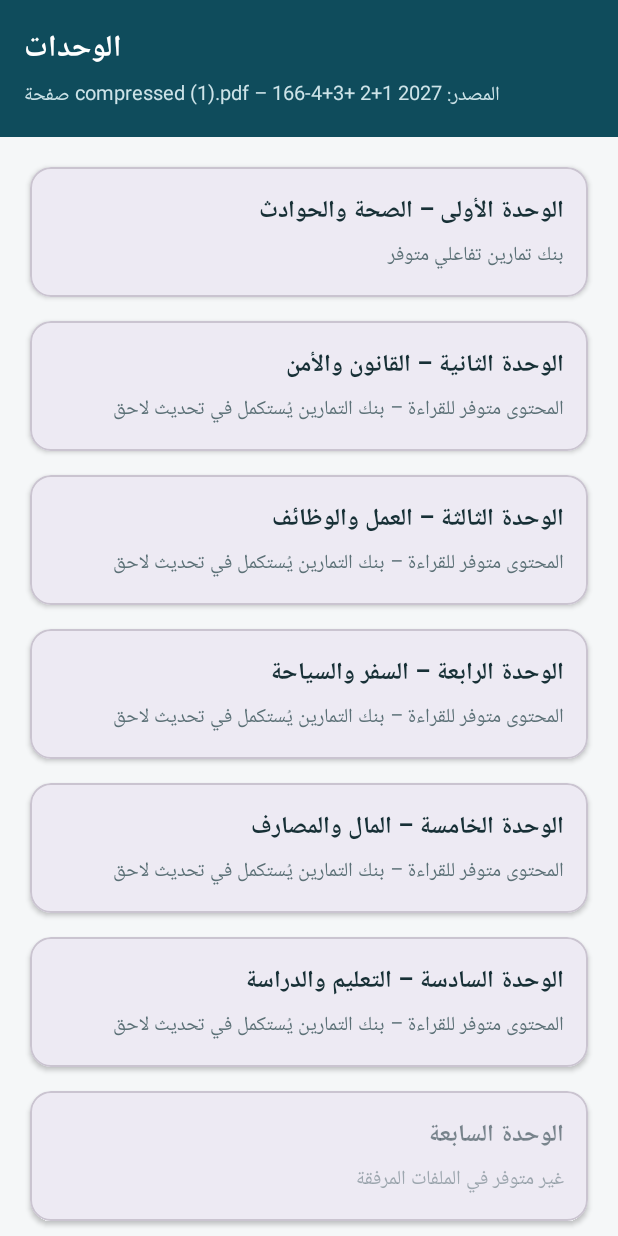
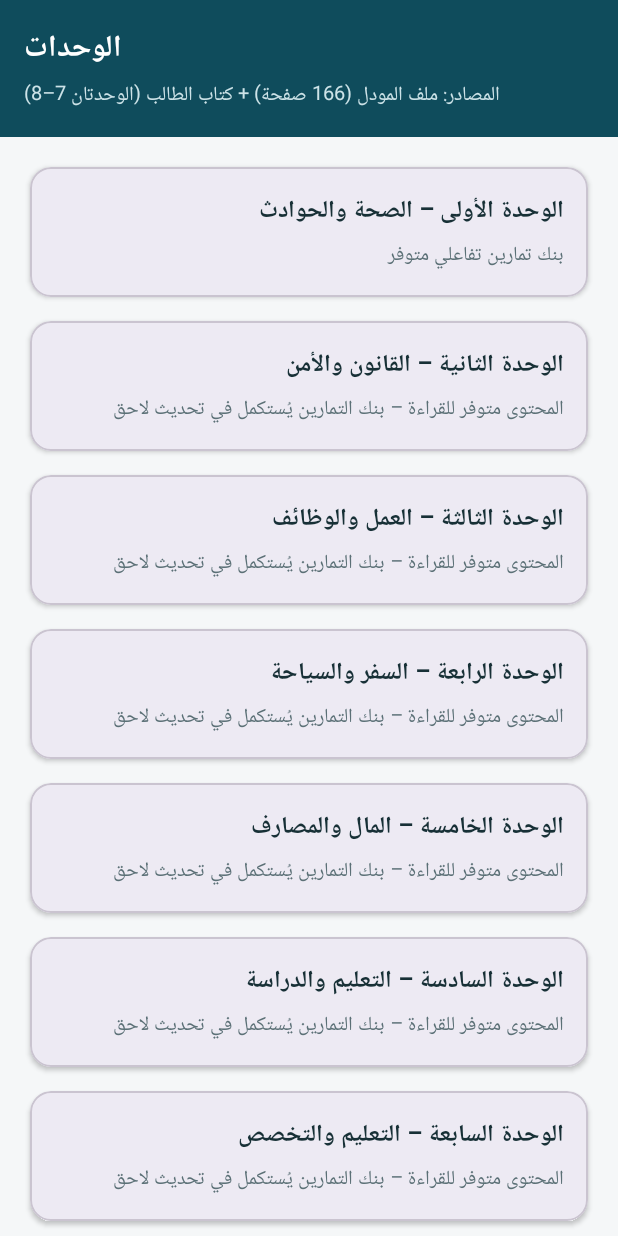
Before and after one commit to meforsites-sys/gpt-free, an Android app: the screen it shows after launch (UnitsActivity), after a tap on "الوحدات", on a phone screen of 412 x 824 dp. Run offline under Robolectric (Android 15) with nearby library versions, the phone set to English and light mode, and no system bars.

Commit message:
Add units 7 and 8 (student book source) with per-unit source attribution
Co-authored-by: meforsites-sys <meforsites-sys@users.noreply.github.com>

```diff
--- a/app/src/main/java/com/englishprep/sixth2027/Content.kt
+++ b/app/src/main/java/com/englishprep/sixth2027/Content.kt
@@ -8,12 +8,14 @@ object Content {
 
     const val SOURCE_NAME = "2027 1+2 +3+4-compressed (1).pdf"
     const val SOURCE_PAGES = 166
+    const val SOURCE_STUDENT_BOOK = "كتاب_الطالب_للصف_السادس_الإعدادي_8_وحدات_مع_الأدب.pdf"
 
     data class UnitInfo(
         val id: Int,
         val label: String,
         val asset: String?,
-        val available: Boolean
+        val available: Boolean,
+        val source: String? = null
     )
 
     val units: List<UnitInfo> = listOf(
@@ -23,8 +25,8 @@ object Content {
         UnitInfo(4, "الوحدة الرابعة – السفر والسياحة", "content/unit4.md", true),
         UnitInfo(5, "الوحدة الخامسة – المال والمصارف", "content/unit5.md", true),
         UnitInfo(6, "الوحدة السادسة – التعليم والدراسة", "content/unit6.md", true),
-        UnitInfo(7, "الوحدة السابعة", null, false),
-        UnitInfo(8, "الوحدة الثامنة", null, false)
+        UnitInfo(7, "الوحدة السابعة – التعليم والتخصص", "content/unit7.md", true, SOURCE_STUDENT_BOOK),
+        UnitInfo(8, "الوحدة الثامنة – الموارد الطبيعية", "content/unit8.md", true, SOURCE_STUDENT_BOOK)
     )
 
     fun unit(id: Int): UnitInfo? = units.firstOrNull { it.id == id }
--- a/app/src/main/java/com/englishprep/sixth2027/ContentActivity.kt
+++ b/app/src/main/java/com/englishprep/sixth2027/ContentActivity.kt
@@ -42,12 +42,13 @@ class ContentActivity : AppCompatActivity() {
 
         findViewById<TextView>(R.id.content_title).text =
             if (lessonTitle.isNotBlank()) lessonTitle else title
+        val srcName = info.source ?: Content.SOURCE_NAME
         findViewById<TextView>(R.id.content_source).text =
-            "المصدر: ${Content.SOURCE_NAME} – النص الأصلي محفوظ كما ورد"
+            "المصدر: $srcName – النص الأصلي محفوظ كما ورد"
 
         val html = Content.toHtml(
             this, body, title,
-            "المصدر: ${Content.SOURCE_NAME} (${Content.SOURCE_PAGES} صفحة) – ملف المودل المرفق"
+            "المصدر: $srcName – ملف المودل المرفق"
         )
         webView.loadDataWithBaseURL(null, html, "text/html", "utf-8", null)
 
--- a/app/src/main/java/com/englishprep/sixth2027/UnitsActivity.kt
+++ b/app/src/main/java/com/englishprep/sixth2027/UnitsActivity.kt
@@ -23,7 +23,7 @@ class UnitsActivity : AppCompatActivity() {
         }
         findViewById<TextView>(R.id.screen_title).text = title
         findViewById<TextView>(R.id.screen_subtitle).text =
-            "المصدر: ${Content.SOURCE_NAME} – ${Content.SOURCE_PAGES} صفحة"
+            "المصادر: ملف المودل (${Content.SOURCE_PAGES} صفحة) + كتاب الطالب (الوحدتان 7–8)"
 
         data class RowInfo(val unit: Int, val label: String, val note: String, val dimmed: Boolean)
 
```
Also changed, not shown: app/src/main/java/com/englishprep/sixth2027/UnitActivity.kt (+13 -2 lines), 3 other files.
